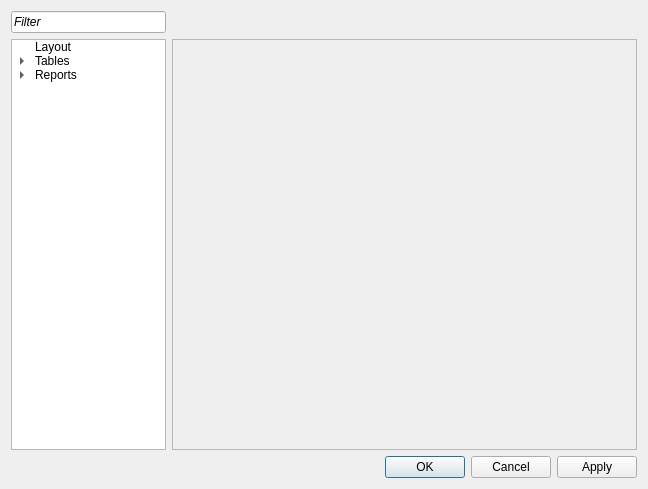
Above: src/forms/setupdialog.ui from SunWithIssues/ChessFerret before the change. Below: the same form after it.
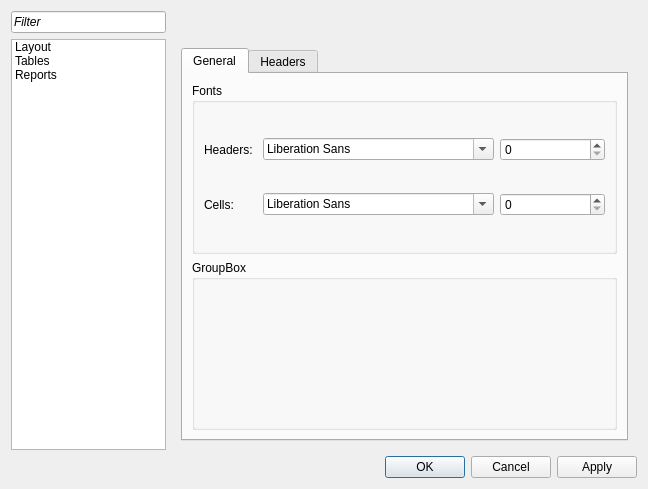
That is the form after the change. The open tabs and pages were chosen to show the change.

Commit message: #26 font size can now be set, kinda

Diff of the .ui file:
```diff
--- a/src/forms/setupdialog.ui
+++ b/src/forms/setupdialog.ui
@@ -14,84 +14,6 @@
    <string>Dialog</string>
   </property>
   <layout class="QGridLayout" name="gridLayout" columnstretch="1,3">
-   <item row="2" column="1">
-    <widget class="QDialogButtonBox" name="buttonBox">
-     <property name="standardButtons">
-      <set>QDialogButtonBox::StandardButton::Apply|QDialogButtonBox::StandardButton::Cancel|QDialogButtonBox::StandardButton::Ok</set>
-     </property>
-    </widget>
-   </item>
-   <item row="1" column="0">
-    <widget class="QTreeWidget" name="treeWidget">
-     <attribute name="headerVisible">
-      <bool>false</bool>
-     </attribute>
-     <column>
-      <property name="text">
-       <string>Preferences</string>
-      </property>
-     </column>
-     <item>
-      <property name="text">
-       <string>Layout</string>
-      </property>
-     </item>
-     <item>
-      <property name="text">
-       <string>Tables</string>
-      </property>
-      <item>
-       <property name="text">
-        <string>General</string>
-       </property>
-      </item>
-      <item>
-       <property name="text">
-        <string>Headers</string>
-       </property>
-      </item>
-     </item>
-     <item>
-      <property name="text">
-       <string>Reports</string>
-      </property>
-      <item>
-       <property name="text">
-        <string>General</string>
-       </property>
-      </item>
-     </item>
-    </widget>
-   </item>
-   <item row="1" column="1">
-    <widget class="QScrollArea" name="scrollArea">
-     <property name="widgetResizable">
-      <bool>true</bool>
-     </property>
-     <widget class="QWidget" name="scrollAreaWidgetContents">
-      <property name="geometry">
-       <rect>
-        <x>0</x>
-        <y>0</y>
-        <width>466</width>
-        <height>407</height>
-       </rect>
-      </property>
-     </widget>
-    </widget>
-   </item>
-   <item row="0" column="1">
-    <widget class="QLabel" name="titleLabel">
-     <property name="font">
-      <font>
-       <bold>true</bold>
-      </font>
-     </property>
-     <property name="text">
-      <string/>
-     </property>
-    </widget>
-   </item>
    <item row="0" column="0">
     <widget class="QLineEdit" name="searchLineEdit">
      <property name="font">
@@ -110,6 +32,151 @@
      </property>
     </widget>
    </item>
+   <item row="1" column="1">
+    <widget class="QStackedWidget" name="stackedWidget">
+     <property name="currentIndex">
+      <number>1</number>
+     </property>
+     <widget class="QWidget" name="page">
+      <layout class="QGridLayout" name="gridLayout_4">
+       <item row="0" column="0">
+        <widget class="QTabWidget" name="tabWidget">
+         <widget class="QWidget" name="tab_4">
+          <attribute name="title">
+           <string>General</string>
+          </attribute>
+         </widget>
+        </widget>
+       </item>
+      </layout>
+     </widget>
+     <widget class="QWidget" name="page_3">
+      <layout class="QGridLayout" name="gridLayout_2">
+       <item row="0" column="0">
+        <widget class="QTabWidget" name="tabWidget_3">
+         <widget class="QWidget" name="tab_8">
+          <attribute name="title">
+           <string>General</string>
+          </attribute>
+         </widget>
+        </widget>
+       </item>
+      </layout>
+     </widget>
+     <widget class="QWidget" name="page_2">
+      <layout class="QGridLayout" name="gridLayout_3">
+       <item row="0" column="0">
+        <widget class="QTabWidget" name="tabWidget_2">
+         <property name="currentIndex">
+          <number>0</number>
+         </property>
+         <widget class="QWidget" name="tab_5">
+          <attribute name="title">
+           <string>General</string>
+          </attribute>
+          <layout class="QVBoxLayout" name="verticalLayout">
+           <item>
+            <widget class="QGroupBox" name="groupBox">
+             <property name="title">
+              <string>Fonts</string>
+             </property>
+             <layout class="QGridLayout" name="gridLayout_5">
+              <item row="0" column="1">
+               <widget class="QFontComboBox" name="headerFontComboBox"/>
+              </item>
+              <item row="0" column="0">
+               <widget class="QLabel" name="label">
+                <property name="text">
+                 <string>Headers:</string>
+                </property>
+               </widget>
+              </item>
+              <item row="1" column="0">
+               <widget class="QLabel" name="label_2">
+                <property name="text">
+                 <string>Cells:</string>
+                </property>
+               </widget>
+              </item>
+              <item row="0" column="2" colspan="2">
+               <widget class="QSpinBox" name="headerFontSpinBox"/>
+              </item>
+              <item row="1" column="1">
+               <widget class="QFontComboBox" name="cellsFontComboBox"/>
+              </item>
+              <item row="1" column="2" colspan="2">
+               <widget class="QSpinBox" name="cellsFontSpinBox"/>
+              </item>
+             </layout>
+            </widget>
+           </item>
+           <item>
+            <widget class="QGroupBox" name="groupBox_2">
+             <property name="title">
+              <string>GroupBox</string>
+             </property>
+            </widget>
+           </item>
+          </layout>
+         </widget>
+         <widget class="QWidget" name="tab_6">
+          <attribute name="title">
+           <string>Headers</string>
+          </attribute>
+          <layout class="QVBoxLayout" name="verticalLayout_2">
+           <item>
+            <widget class="QGroupBox" name="groupBox_3">
+             <property name="title">
+              <string>Section</string>
+             </property>
+            </widget>
+           </item>
+          </layout>
+         </widget>
+        </widget>
+       </item>
+      </layout>
+     </widget>
+    </widget>
+   </item>
+   <item row="0" column="1">
+    <widget class="QLabel" name="titleLabel">
+     <property name="font">
+      <font>
+       <bold>true</bold>
+      </font>
+     </property>
+     <property name="text">
+      <string/>
+     </property>
+    </widget>
+   </item>
+   <item row="1" column="0">
+    <widget class="QListWidget" name="listWidget">
+     <item>
+      <property name="text">
+       <string>Layout</string>
+      </property>
+     </item>
+     <item>
+      <property name="text">
+       <string>Tables</string>
+      </property>
+     </item>
+     <item>
+      <property name="text">
+       <string>Reports</string>
+      </property>
+     </item>
+    </widget>
+   </item>
+   <item row="2" column="1">
+    <widget class="QDialogButtonBox" name="buttonBox">
+     <property name="standardButtons">
+      <set>QDialogButtonBox::StandardButton::Apply|QDialogButtonBox::StandardButton::Cancel|QDialogButtonBox::StandardButton::Ok</set>
+     </property>
+    </widget>
+   </item>
   </layout>
  </widget>
  <resources/>
```
The commit also changes 3 other files.
